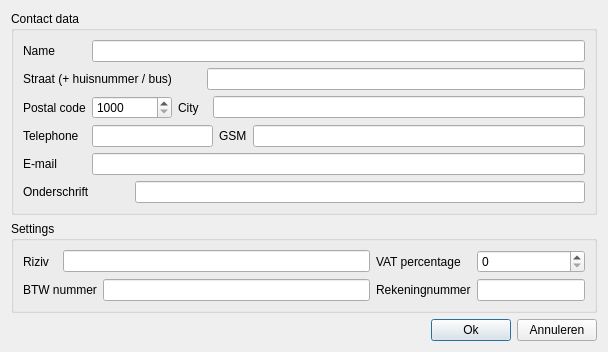
Above: AudioAdmin/ui/settings.ui from Roelio81/audioadmin before the change. Below: the same form after it.
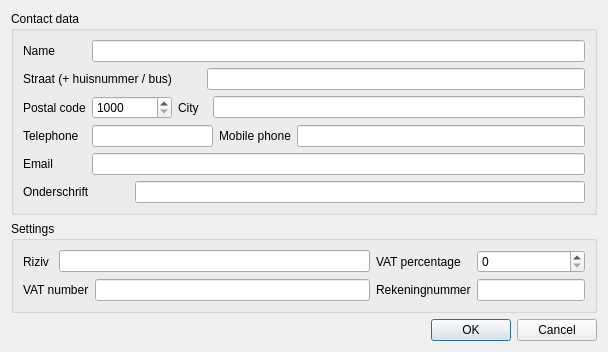
That is the form after the change. Icons and pictures are not drawn.

```diff
--- a/AudioAdmin/ui/settings.ui
+++ b/AudioAdmin/ui/settings.ui
@@ -108,7 +108,7 @@
       <item row="3" column="6">
        <widget class="QLabel" name="l_gsm">
         <property name="text">
-         <string>GSM</string>
+         <string>Mobile phone</string>
         </property>
        </widget>
       </item>
@@ -118,7 +118,7 @@
       <item row="4" column="0">
        <widget class="QLabel" name="l_email">
         <property name="text">
-         <string>E-mail</string>
+         <string>Email</string>
         </property>
        </widget>
       </item>
@@ -180,7 +180,7 @@
       <item row="1" column="0" colspan="2">
        <widget class="QLabel" name="l_btwnummer">
         <property name="text">
-         <string>BTW nummer</string>
+         <string>VAT number</string>
         </property>
        </widget>
       </item>
@@ -221,35 +221,11 @@
     </spacer>
    </item>
    <item row="3" column="0">
-    <layout class="QHBoxLayout" name="horizontalLayout">
-     <item>
-      <spacer name="horizontalSpacer">
-       <property name="orientation">
-        <enum>Qt::Horizontal</enum>
-       </property>
-       <property name="sizeHint" stdset="0">
-        <size>
-         <width>40</width>
-         <height>20</height>
-        </size>
-       </property>
-      </spacer>
-     </item>
-     <item>
-      <widget class="QPushButton" name="b_ok">
-       <property name="text">
-        <string>Ok</string>
-       </property>
-      </widget>
-     </item>
-     <item>
-      <widget class="QPushButton" name="b_annuleren">
-       <property name="text">
-        <string>Annuleren</string>
-       </property>
-      </widget>
-     </item>
-    </layout>
+    <widget class="QDialogButtonBox" name="buttonBox">
+     <property name="standardButtons">
+      <set>QDialogButtonBox::Cancel|QDialogButtonBox::Ok</set>
+     </property>
+    </widget>
    </item>
   </layout>
  </widget>
```
Left out of the diff: 35 changed lines with no effect on the pictures.
